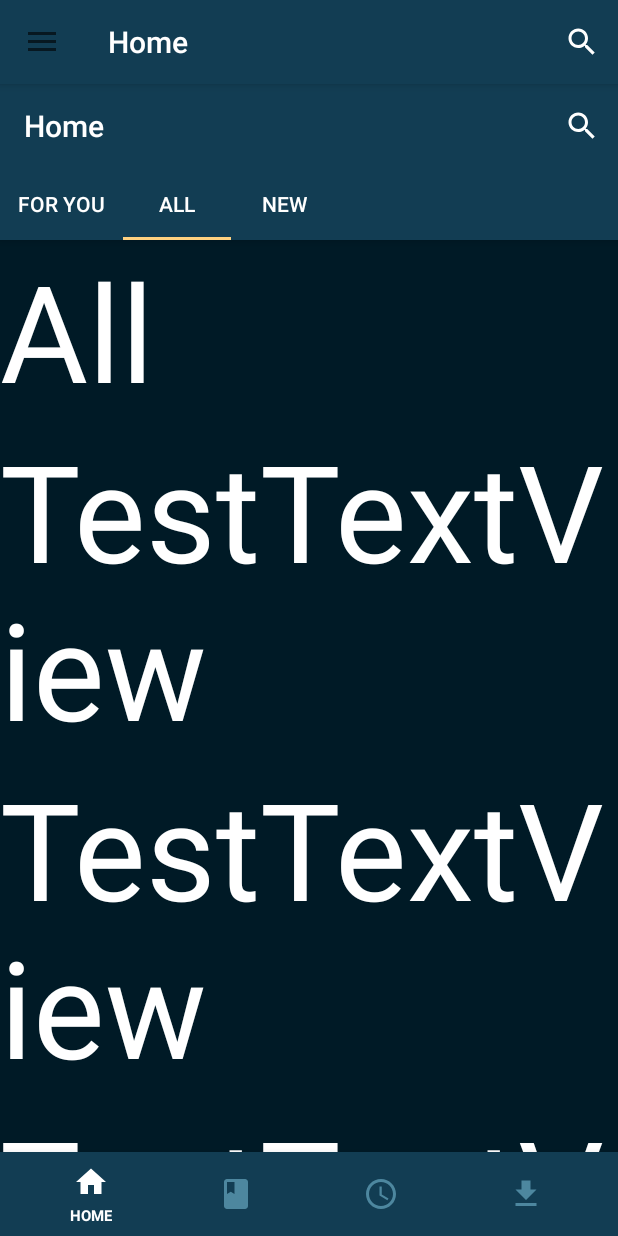
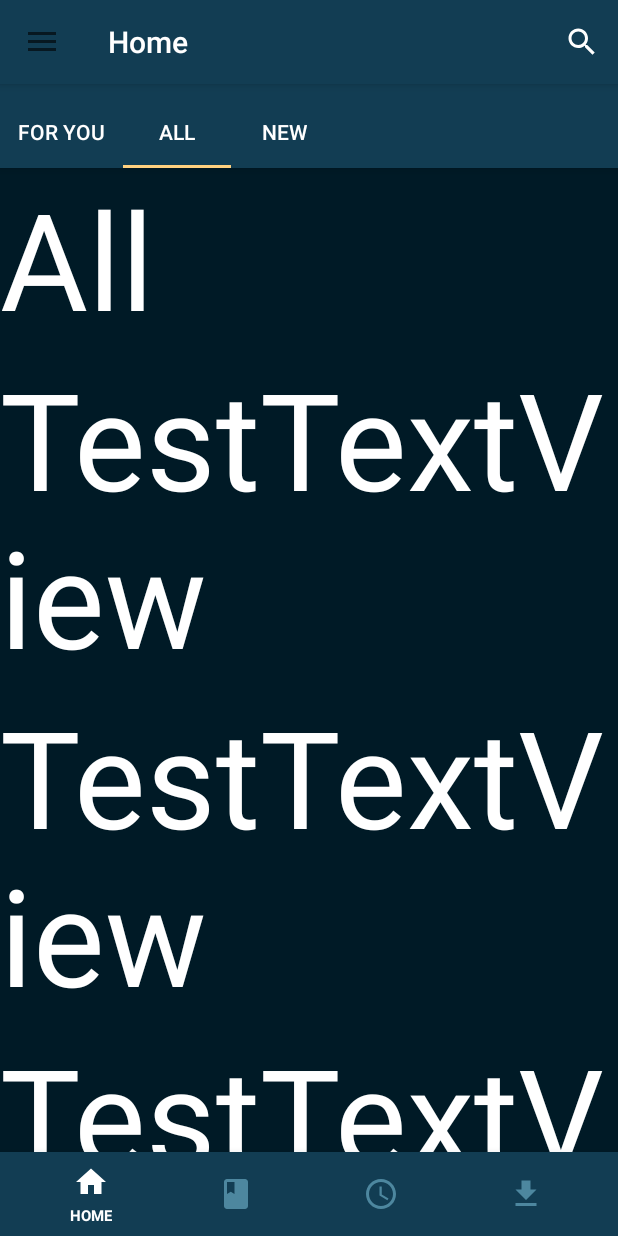
Before and after one commit to moonfidelity/Mangami, an Android app: the screen it shows after launch (MainActivity), tab 2 chosen, on a phone screen of 412 x 824 dp. Run offline under Robolectric (Android 15) with nearby library versions, the phone set to English and light mode, and no system bars; plain views replace CustomSwipeRefreshLayout; 15 statements that could not run were skipped.

Commit message:
Just some kinda Backup or idk
Navigation:
- Has a Button in the Top Left Corner. BUTT It's on a bar in the Main Activity - Problem: How to make it scrollable OR how to put it on the Scrollable Bars each Fragment has.
- Items in the Drawer are "clickable" BUTT how to make them "selectable"?

PTR:
- Fox or Owl?

Started with Cardview in HomeForYou.

WARNING: This shit is full of errors and does NOT compile haha

```diff
--- a/app/build.gradle
+++ b/app/build.gradle
@@ -49,7 +49,9 @@ dependencies {
 //    Ultra cool Refreshes
 
     implementation 'com.scwang.smartrefresh:SmartRefreshLayout:1.1.0-alpha-6'
-    implementation 'com.scwang.smartrefresh:SmartRefreshHeader:1.1.0-alpha-6'//没有使用特殊Header，可以不加这行
+    implementation 'com.scwang.smartrefresh:SmartRefreshHeader:1.1.0-alpha-6'
+    implementation 'com.android.support:cardview-v7:27.1.1'//没有使用特殊Header，可以不加这行
 
-
+//    This is used to display Card Images
+    implementation 'com.github.bumptech.glide:glide:3.7.0'
 }
--- a/app/src/main/java/com/mangami/mangami/HomeFragmentForYou.kt
+++ b/app/src/main/java/com/mangami/mangami/HomeFragmentForYou.kt
@@ -7,10 +7,25 @@ import android.view.ViewGroup
 import android.view.LayoutInflater
 import android.view.View
 
+import android.graphics.Rect
+import android.support.v7.widget.DefaultItemAnimator
+import android.support.v7.widget.GridLayoutManager
+import android.support.v7.widget.RecyclerView
+import android.util.TypedValue
+import android.widget.ImageView
+
+import com.bumptech.glide.Glide
+
+import kotlin.collections.MutableList
+import kotlin.collections.ArrayList
+import android.content.Context
 
 
 class HomeFragmentForYou : Fragment() {
 
+    private var recyclerView: RecyclerView? = null
+    private var adapter: AlbumsAdapter? = null
+    private var albumList: MutableList<Card_Manga>? = null
 
     override fun onCreateView(inflater: LayoutInflater, container: ViewGroup?, savedInstanceState: Bundle?): View? {
         val view = inflater.inflate(R.layout.fragment_home_fragment_for_you, container, false)
@@ -19,4 +34,90 @@ class HomeFragmentForYou : Fragment() {
     }
 
 
+
+
+//    Stuff for Cards:
+
+
+
+    override fun onCreate(savedInstanceState: Bundle?) {
+        super.onCreate(savedInstanceState)
+
+        recyclerView = view?.findViewById<View>(R.id.recycler_view) as RecyclerView
+
+        albumList = ArrayList<Card_Manga>()
+        adapter = AlbumsAdapter(this, albumList!!)
+
+        val mLayoutManager = GridLayoutManager(context, 3)
+        recyclerView!!.layoutManager = mLayoutManager
+        recyclerView!!.addItemDecoration(GridSpacingItemDecoration(3, dpToPx(10), true))
+        recyclerView!!.itemAnimator = DefaultItemAnimator()
+        recyclerView!!.adapter = adapter
+
+        prepareAlbums()
+
+        try {
+            Glide.with(this).load(R.drawable.ic_dots_24dp).into(view?.findViewById(R.id.backdrop) as ImageView)
+        } catch (e: Exception) {
+            e.printStackTrace()
+        }
+
+    }
+
+
+    /**
+     * Adding few albums for testing
+     */
+    private fun prepareAlbums() {
+        val covers = intArrayOf(R.drawable.ic_about_us__cake_black_24dp, R.drawable.ic_access_time_black_24dp, R.drawable.ic_account_black_24dp, R.drawable.ic_artworks_black_24dp)
+
+        var a = Card_Manga("Naruto", "Masashi Kishimoto", covers[0])
+        albumList!!.add(a)
+
+        a = Card_Manga("YuGiOh!", "Konami", covers[1])
+        albumList!!.add(a)
+
+        a = Card_Manga("Black Bullet", "3", covers[2])
+        albumList!!.add(a)
+
+        a = Card_Manga("Erased", "4", covers[3])
+        albumList!!.add(a)
+
+        adapter!!.notifyDataSetChanged()
+    }
+
+    /**
+     * RecyclerView item decoration - give equal margin around grid item
+     */
+    inner class GridSpacingItemDecoration(private val spanCount: Int, private val spacing: Int, private val includeEdge: Boolean) : RecyclerView.ItemDecoration() {
+
+        override fun getItemOffsets(outRect: Rect, view: View, parent: RecyclerView, state: RecyclerView.State?) {
+            val position = parent.getChildAdapterPosition(view) // item position
+            val column = position % spanCount // item column
+
+            if (includeEdge) {
+                outRect.left = spacing - column * spacing / spanCount // spacing - column * ((1f / spanCount) * spacing)
+                outRect.right = (column + 1) * spacing / spanCount // (column + 1) * ((1f / spanCount) * spacing)
+
+                if (position < spanCount) { // top edge
+                    outRect.top = spacing
+                }
+                outRect.bottom = spacing // item bottom
+            } else {
+                outRect.left = column * spacing / spanCount // column * ((1f / spanCount) * spacing)
+                outRect.right = spacing - (column + 1) * spacing / spanCount // spacing - (column + 1) * ((1f /    spanCount) * spacing)
+                if (position >= spanCount) {
+                    outRect.top = spacing // item top
+                }
+            }
+        }
+    }
+
+    /**
+     * Converting dp to pixel
+     */
+    private fun dpToPx(dp: Int): Int {
+        val r = resources
+        return Math.round(TypedValue.applyDimension(TypedValue.COMPLEX_UNIT_DIP, dp.toFloat(), r.displayMetrics))
+    }
 }
--- a/app/src/main/java/com/mangami/mangami/MainActivity.kt
+++ b/app/src/main/java/com/mangami/mangami/MainActivity.kt
@@ -177,7 +177,7 @@ class MainActivity : AppCompatActivity(), NavigationView.OnNavigationItemSelecte
 
 
     override fun onNavigationItemSelected(item: MenuItem): Boolean {
-        // Handle navigation view item clicks here.
+        // Handle menu_bottom_navigation view item clicks here.
 
         when (item.itemId) {
             R.id.nav_manage_account -> {
--- /dev/null
+++ b/app/src/main/res/drawable/ic_dots_24dp.xml
@@ -0,0 +1,9 @@
+<vector xmlns:android="http://schemas.android.com/apk/res/android"
+        android:width="24dp"
+        android:height="24dp"
+        android:viewportWidth="24.0"
+        android:viewportHeight="24.0">
+    <path
+        android:fillColor="#ffffff"
+        android:pathData="M12,8c1.1,0 2,-0.9 2,-2s-0.9,-2 -2,-2 -2,0.9 -2,2 0.9,2 2,2zM12,10c-1.1,0 -2,0.9 -2,2s0.9,2 2,2 2,-0.9 2,-2 -0.9,-2 -2,-2zM12,16c-1.1,0 -2,0.9 -2,2s0.9,2 2,2 2,-0.9 2,-2 -0.9,-2 -2,-2z"/>
+</vector>
--- a/app/src/main/res/layout/activity_main.xml
+++ b/app/src/main/res/layout/activity_main.xml
@@ -67,7 +67,7 @@
                 app:layout_constraintLeft_toLeftOf="parent"
                 app:layout_constraintRight_toRightOf="parent"
 
-                app:menu="@menu/navigation"
+                app:menu="@menu/menu_bottom_navigation"
                 />
 
     </android.support.constraint.ConstraintLayout>
--- a/app/src/main/res/layout/fragment_home.xml
+++ b/app/src/main/res/layout/fragment_home.xml
@@ -14,6 +14,30 @@
         android:fitsSystemWindows="true"
         >
 
+        <android.support.design.widget.CollapsingToolbarLayout
+            android:id="@+id/collapsing_toolbar"
+            android:layout_width="match_parent"
+            android:layout_height="match_parent"
+            android:fitsSystemWindows="true"
+            app:contentScrim="?attr/colorPrimary"
+            app:expandedTitleMarginEnd="64dp"
+            app:expandedTitleMarginStart="48dp"
+            app:expandedTitleTextAppearance="@android:color/transparent"
+            app:layout_scrollFlags="scroll|exitUntilCollapsed">
+
+            <RelativeLayout
+                android:layout_width="wrap_content"
+                android:layout_height="wrap_content">
+
+                <ImageView
+                    android:id="@+id/backdrop"
+                    android:layout_width="match_parent"
+                    android:layout_height="match_parent"
+                    android:fitsSystemWindows="true"
+                    android:scaleType="centerCrop"
+                    app:layout_collapseMode="parallax" />
+
+            </RelativeLayout>
 
             <android.support.v7.widget.Toolbar
                 android:id="@+id/home_toolbar"
@@ -21,6 +45,7 @@
                 android:layout_height="?attr/actionBarSize"
                 android:layout_gravity="top"
 
+                app:layout_collapseMode="pin"
                 app:layout_scrollFlags="scroll|snap"
                 app:popupTheme="@style/ThemeOverlay.AppCompat.Light"
 
@@ -43,6 +68,7 @@
                 app:tabTextColor="@android:color/white"
                 />
 
+        </android.support.design.widget.CollapsingToolbarLayout>
 
     </android.support.design.widget.AppBarLayout>
 
```
Also changed, not shown: app/src/main/java/com/mangami/mangami/CardView_MangaAdapter.kt (added, +114 -0 lines), app/src/main/java/com/mangami/mangami/Card_Manga.java (added, +44 -0 lines), app/src/main/java/com/mangami/mangami/MangaActivity.kt (added, +39 -0 lines), app/src/main/res/drawable/card_bookmark_selector.xml (added, +10 -0 lines), app/src/main/res/drawable/ic_bookmark_selected_black_24dp.xml (added, +9 -0 lines), app/src/main/res/drawable/ic_bookmark_unselected_black_24dp.xml (added, +9 -0 lines), app/src/main/res/layout/activity_manga.xml (added, +64 -0 lines), app/src/main/res/layout/cardview_item_manga.xml (added, +105 -0 lines), app/src/main/res/layout/fragment_home_fragment_for_you.xml (+15 -86 lines), app/src/main/res/menu/menu_manga_card_home.xml (added, +47 -0 lines), app/src/main/assets/materialdesignicons-webfont.ttf (added), app/src/main/res/menu/menu_bottom_navigation.xml (renamed from app/src/main/res/menu/navigation.xml).
